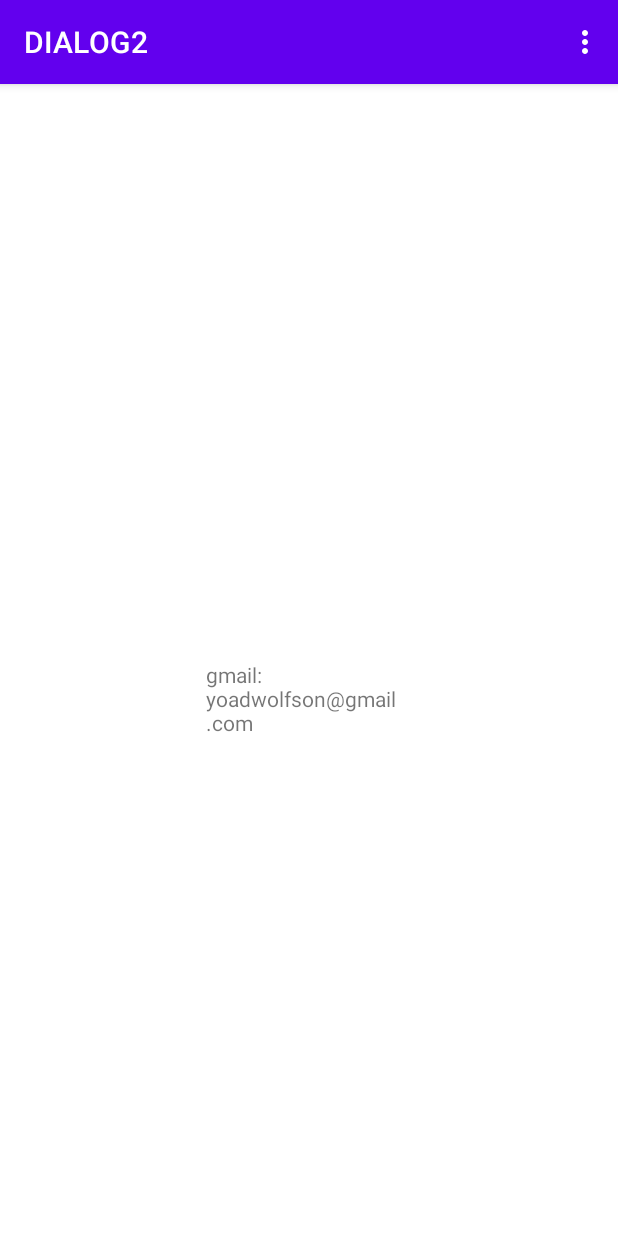
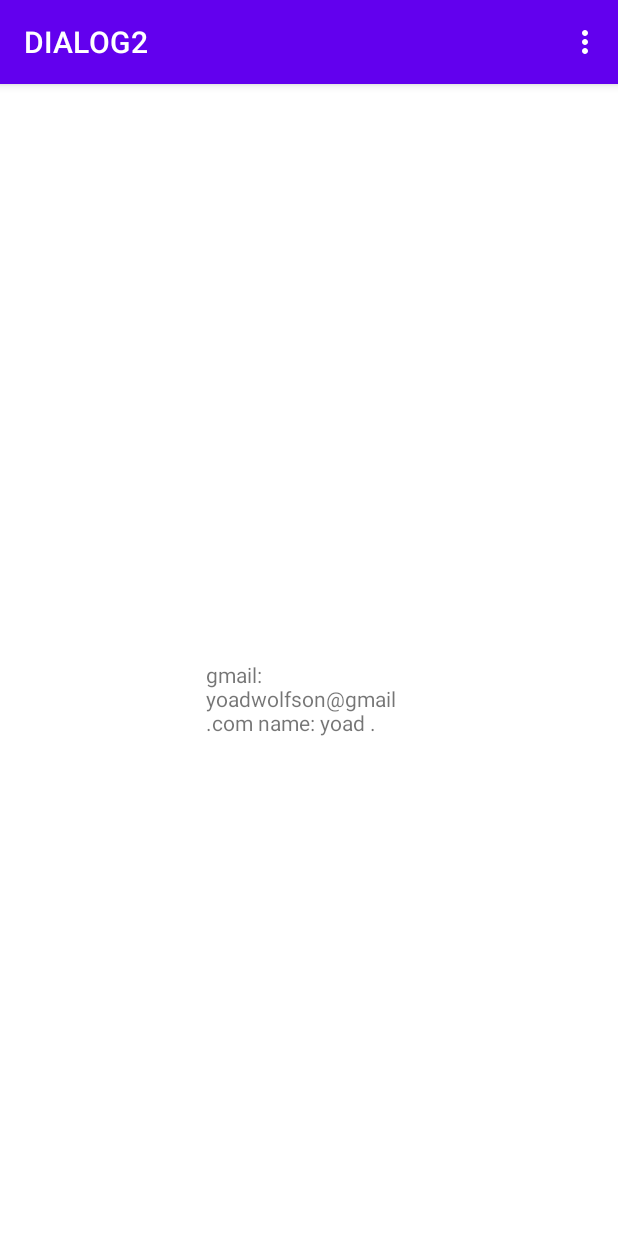
Before and after one commit to yv8588/DIALOG2, an Android app: the credits screen opened directly, with no data from a screen before it, on a phone screen of 412 x 824 dp. Run offline under Robolectric (Android 15) with nearby library versions, the phone set to English and light mode, and no system bars.

Commit message:
all works except the rgb combo

```diff
--- a/app/src/main/java/com/example/dialog2/credits.java
+++ b/app/src/main/java/com/example/dialog2/credits.java
@@ -20,7 +20,7 @@ public class credits extends AppCompatActivity {
      * creats the xml generl option menu
      * <p>
      * @param menu the xml general menu
-     * @return
+     * @return true if the menu was created
      */
     @Override
     public boolean onCreateOptionsMenu(Menu menu) {
--- a/app/src/main/res/layout/activity_credits.xml
+++ b/app/src/main/res/layout/activity_credits.xml
@@ -27,7 +27,7 @@
             android:layout_width="match_parent"
             android:layout_height="0dp"
             android:layout_weight="1"
-            android:text="gmail: yoadwolfson@gmail.com" />
+            android:text="gmail: yoadwolfson@gmail.com name: yoad ." />
 
     </LinearLayout>
 
```
Also changed, not shown: app/src/main/java/com/example/dialog2/MainActivity.java (+7 -4 lines).
